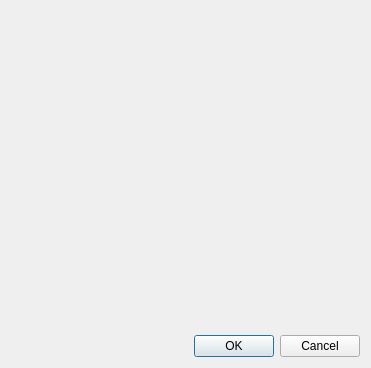
joaonc/qt_playground, file assets/ui/main.ui: the form before one commit.
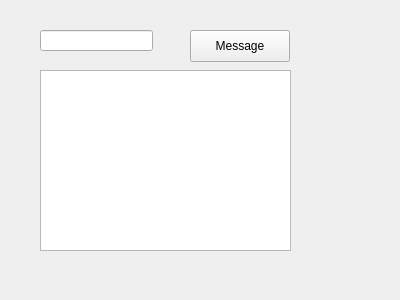
The form after the commit.

Commit message: Main window as widget (#5)

What changed in the file:
```diff
--- a/assets/ui/main.ui
+++ b/assets/ui/main.ui
@@ -1,43 +1,57 @@
 <?xml version="1.0" encoding="UTF-8"?>
 <ui version="4.0">
- <class>Main</class>
- <widget class="QDialog" name="Main">
+ <class>mainForm</class>
+ <widget class="QWidget" name="mainForm">
   <property name="geometry">
    <rect>
     <x>0</x>
     <y>0</y>
-    <width>371</width>
-    <height>368</height>
+    <width>400</width>
+    <height>300</height>
    </rect>
   </property>
   <property name="windowTitle">
    <string>Dialog</string>
   </property>
-  <layout class="QGridLayout" name="gridLayout">
-   <item row="2" column="0">
-    <widget class="QDialogButtonBox" name="buttonBox">
-     <property name="orientation">
-      <enum>Qt::Orientation::Horizontal</enum>
-     </property>
-     <property name="standardButtons">
-      <set>QDialogButtonBox::StandardButton::Cancel|QDialogButtonBox::StandardButton::Ok</set>
-     </property>
-    </widget>
-   </item>
-   <item row="1" column="0">
-    <spacer name="verticalSpacer">
-     <property name="orientation">
-      <enum>Qt::Orientation::Vertical</enum>
-     </property>
-     <property name="sizeHint" stdset="0">
-      <size>
-       <width>20</width>
-       <height>40</height>
-      </size>
-     </property>
-    </spacer>
-   </item>
-  </layout>
+  <widget class="QLineEdit" name="inputLineEdit">
+   <property name="geometry">
+    <rect>
+     <x>40</x>
+     <y>30</y>
+     <width>113</width>
+     <height>21</height>
+    </rect>
+   </property>
+   <property name="sizePolicy">
+    <sizepolicy hsizetype="Fixed" vsizetype="Fixed">
+     <horstretch>0</horstretch>
+     <verstretch>0</verstretch>
+    </sizepolicy>
+   </property>
+  </widget>
+  <widget class="QPushButton" name="messagePushButton">
+   <property name="geometry">
+    <rect>
+     <x>190</x>
+     <y>30</y>
+     <width>100</width>
+     <height>32</height>
+    </rect>
+   </property>
+   <property name="text">
+    <string>Message</string>
+   </property>
+  </widget>
+  <widget class="QPlainTextEdit" name="outputPlainTextEdit">
+   <property name="geometry">
+    <rect>
+     <x>40</x>
+     <y>70</y>
+     <width>251</width>
+     <height>181</height>
+    </rect>
+   </property>
+  </widget>
  </widget>
  <resources/>
  <connections>
```
Left out of the diff: 37 changed lines with no effect on the pictures. The commit also changes 3 other files.
